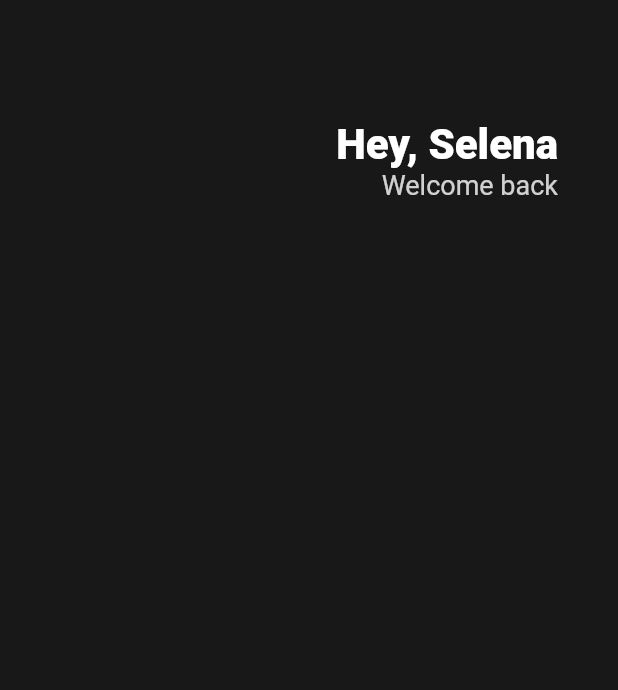
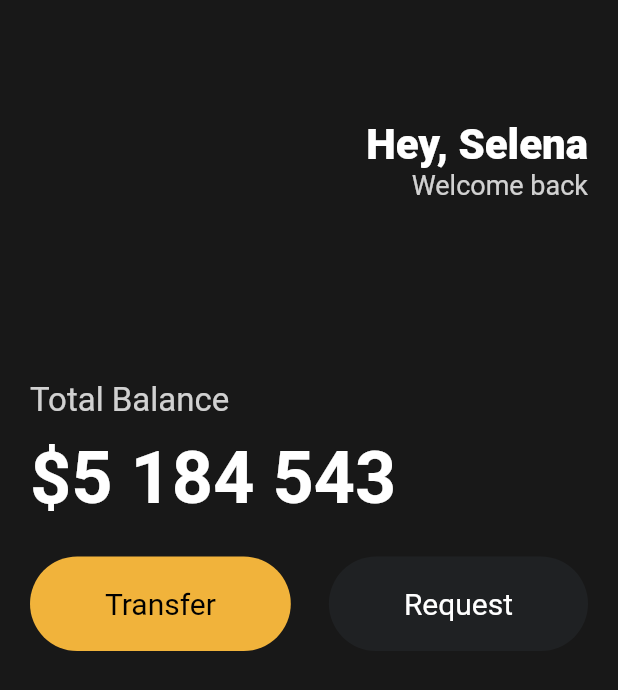
Before and after one commit to darkhorizon12/toonflix, a Flutter app: the screen it shows after launch, on a phone screen of 412 x 824 dp. Shown: the top 690 px of the screen. Run offline on Flutter 3.47's test engine with Material 2 defaults, Android fonts, the phone set to English and light mode, and no system bars.

Commit message:
complete custom widget

```diff
--- a/lib/main.dart
+++ b/lib/main.dart
@@ -1,20 +1,22 @@
 import 'package:flutter/material.dart';
+import 'package:toonflix/widgets/Button.dart';
 
 void main() {
   runApp(App());
 }
 
 class App extends StatelessWidget {
-   @override
+  @override
   Widget build(BuildContext context) {
     return MaterialApp(
       home: Scaffold(
-        backgroundColor: Color(0xFF181818),
+        backgroundColor: const Color(0xFF181818),
         body: Padding(
-          padding: EdgeInsets.symmetric(horizontal: 40),
+          padding: const EdgeInsets.symmetric(horizontal: 20),
           child: Column(
+            crossAxisAlignment: CrossAxisAlignment.start,
             children: [
-              SizedBox(
+              const SizedBox(
                 height: 80,
               ),
               Row(
@@ -23,15 +25,17 @@ class App extends StatelessWidget {
                   Column(
                     crossAxisAlignment: CrossAxisAlignment.end,
                     children: [
-                      Text("Hey, Selena",
+                      const Text(
+                        "Hey, Selena",
                         style: TextStyle(
                           color: Colors.white,
                           fontSize: 28,
                           fontWeight: FontWeight.w800,
                         ),
                       ),
-                      Text ("Welcome back",
-                      style: TextStyle(
+                      Text(
+                        "Welcome back",
+                        style: TextStyle(
                           color: Colors.white.withOpacity(0.8),
                           fontSize: 18,
                         ),
@@ -39,7 +43,46 @@ class App extends StatelessWidget {
                     ],
                   )
                 ],
-              )
+              ),
+              const SizedBox(
+                height: 120,
+              ),
+              Text(
+                'Total Balance',
+                style: TextStyle(
+                  fontSize: 22,
+                  color: Colors.white.withOpacity(0.8),
+                ),
+              ),
+              const SizedBox(
+                height: 10,
+              ),
+              const Text(
+                "\$5 184 543",
+                style: TextStyle(
+                  color: Colors.white,
+                  fontSize: 48,
+                  fontWeight: FontWeight.w600,
+                ),
+              ),
+              const SizedBox(
+                height: 25,
+              ),
+              Row(
+                mainAxisAlignment: MainAxisAlignment.spaceBetween,
+                children: const [
+                  Button(
+                    text: 'Transfer',
+                    bgColor: Color(0xFFF1B33B),
+                    textColor: Colors.black,
+                  ),
+                  Button(
+                    text: 'Request',
+                    bgColor: Color(0xFF1F2123),
+                    textColor: Colors.white,
+                  ),
+                ],
+              ),
             ],
           ),
         ),
--- /dev/null
+++ b/lib/widgets/Button.dart
@@ -0,0 +1,37 @@
+import 'package:flutter/material.dart';
+
+class Button extends StatelessWidget {
+  final String text;
+  final Color bgColor;
+  final Color textColor;
+
+  const Button({
+    super.key,
+    required this.text,
+    required this.bgColor,
+    required this.textColor,
+  });
+
+  @override
+  Widget build(BuildContext context) {
+    return Container(
+      decoration: BoxDecoration(
+        color: bgColor,
+        borderRadius: BorderRadius.circular(45),
+      ),
+      child: Padding(
+        padding: const EdgeInsets.symmetric(
+          vertical: 20,
+          horizontal: 50,
+        ),
+        child: Text(
+          text,
+          style: TextStyle(
+            color: textColor,
+            fontSize: 20,
+          ),
+        ),
+      ),
+    );
+  }
+}
```
Also changed, not shown: 1 other file.
